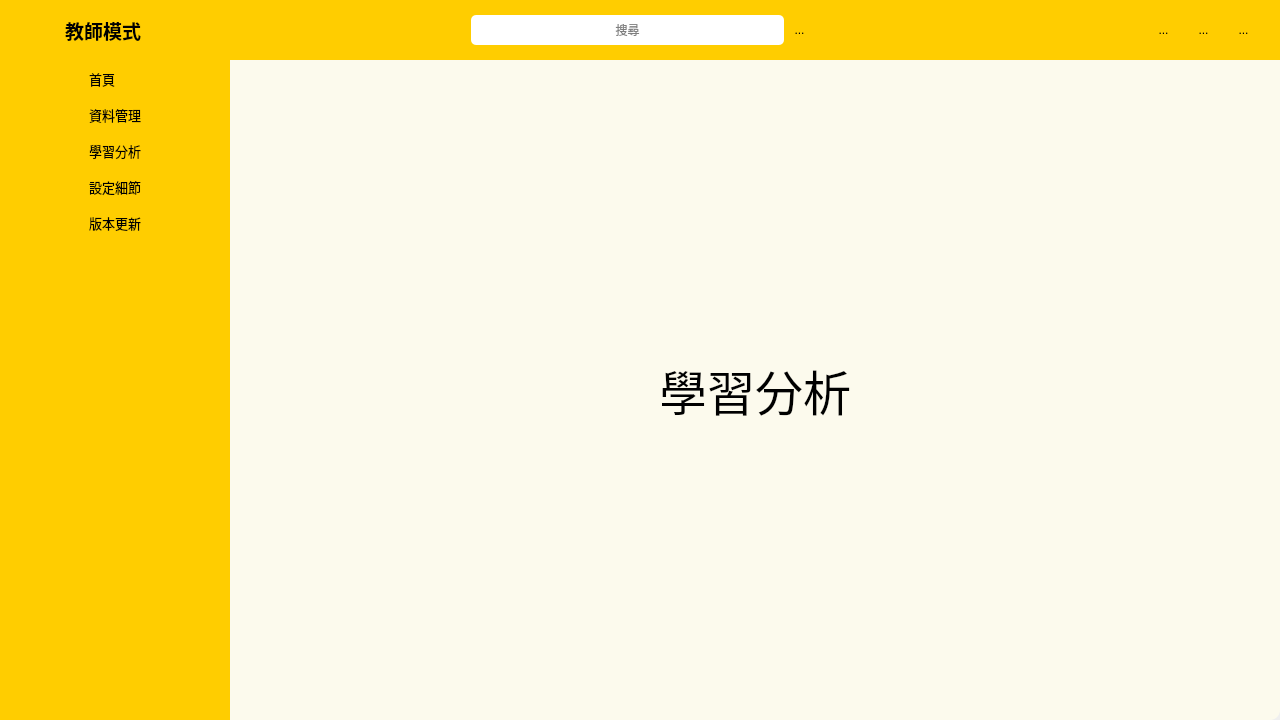
Before: the Qt Designer form ui/teacher_mode.ui in forggy0113/re-lego, drawn with Qt 5.
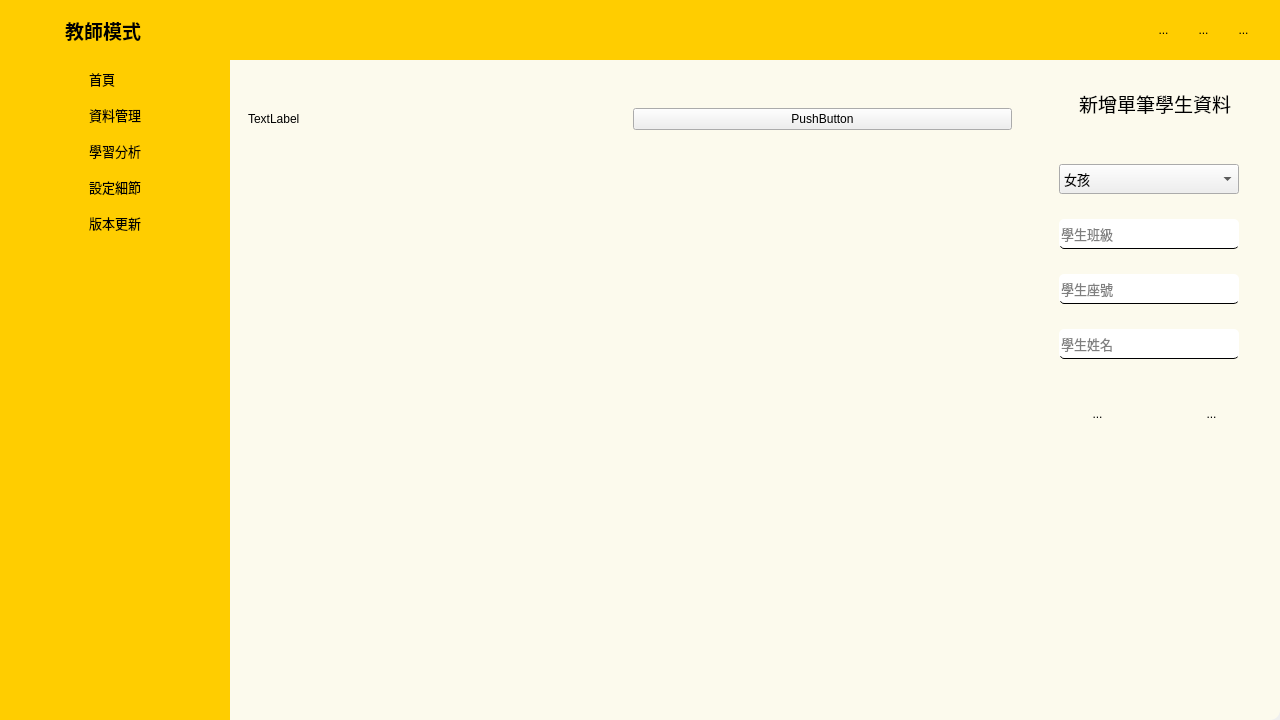
After: the same form once the commit is applied. Icons and pictures are not drawn.

Commit message: [modify] teacher mode

```diff
--- a/ui/teacher_mode.ui
+++ b/ui/teacher_mode.ui
@@ -187,50 +187,6 @@
                </property>
               </spacer>
              </item>
-             <item>
-              <widget class="QLineEdit" name="search_line">
-               <property name="minimumSize">
-                <size>
-                 <width>0</width>
-                 <height>30</height>
-                </size>
-               </property>
-               <property name="maximumSize">
-                <size>
-                 <width>16777215</width>
-                 <height>30</height>
-                </size>
-               </property>
-               <property name="font">
-                <font>
-                 <family>微軟正黑體</family>
-                </font>
-               </property>
-               <property name="alignment">
-                <set>Qt::AlignCenter</set>
-               </property>
-               <property name="placeholderText">
-                <string>搜尋</string>
-               </property>
-              </widget>
-             </item>
-             <item>
-              <widget class="QToolButton" name="search_button">
-               <property name="text">
-                <string>...</string>
-               </property>
-               <property name="icon">
-                <iconset>
-                 <normaloff>icon_0925/search.png</normaloff>icon_0925/search.png</iconset>
-               </property>
-               <property name="iconSize">
-                <size>
-                 <width>50</width>
-                 <height>50</height>
-                </size>
-               </property>
-              </widget>
-             </item>
              <item>
               <spacer name="horizontalSpacer_3">
                <property name="orientation">
@@ -859,24 +815,425 @@
                 </size>
                </property>
                <property name="currentIndex">
-                <number>1</number>
+                <number>0</number>
                </property>
-               <widget class="QWidget" name="database_page">
-                <layout class="QGridLayout" name="gridLayout">
-                 <item row="0" column="0">
-                  <widget class="QLabel" name="label">
-                   <property name="font">
-                    <font>
-                     <family>AniMe Matrix - MB_EN</family>
-                     <pointsize>26</pointsize>
-                    </font>
+               <widget class="QWidget" name="page_database">
+                <layout class="QHBoxLayout" name="horizontalLayout_8">
+                 <property name="spacing">
+                  <number>0</number>
+                 </property>
+                 <property name="leftMargin">
+                  <number>0</number>
+                 </property>
+                 <property name="topMargin">
+                  <number>0</number>
+                 </property>
+                 <property name="rightMargin">
+                  <number>0</number>
+                 </property>
+                 <property name="bottomMargin">
+                  <number>0</number>
+                 </property>
+                 <item>
+                  <widget class="QWidget" name="widget" native="true">
+                   <layout class="QVBoxLayout" name="verticalLayout_5">
+                    <item>
+                     <widget class="QWidget" name="widget_3" native="true">
+                      <property name="minimumSize">
+                       <size>
+                        <width>0</width>
+                        <height>100</height>
+                       </size>
+                      </property>
+                      <property name="maximumSize">
+                       <size>
+                        <width>16777215</width>
+                        <height>100</height>
+                       </size>
+                      </property>
+                      <layout class="QHBoxLayout" name="horizontalLayout_9">
+                       <item>
+                        <widget class="QLabel" name="label">
+                         <property name="text">
+                          <string>TextLabel</string>
+                         </property>
+                        </widget>
+                       </item>
+                       <item>
+                        <widget class="QPushButton" name="pushButton">
+                         <property name="text">
+                          <string>PushButton</string>
+                         </property>
+                         <property name="checkable">
+                          <bool>true</bool>
+                         </property>
+                         <property name="autoExclusive">
+                          <bool>true</bool>
+                         </property>
+                        </widget>
+                       </item>
+                      </layout>
+                     </widget>
+                    </item>
+                    <item>
+                     <widget class="QWidget" name="widget_4" native="true">
+                      <layout class="QVBoxLayout" name="verticalLayout_6"/>
+                     </widget>
+                    </item>
+                    <item>
+                     <widget class="QWidget" name="widget_5" native="true"/>
+                    </item>
+                   </layout>
+                  </widget>
+                 </item>
+                 <item>
+                  <widget class="QWidget" name="widget_2" native="true">
+                   <property name="minimumSize">
+                    <size>
+                     <width>250</width>
+                     <height>0</height>
+                    </size>
                    </property>
-                   <property name="text">
-                    <string>database</string>
+                   <property name="maximumSize">
+                    <size>
+                     <width>250</width>
+                     <height>16777215</height>
+                    </size>
                    </property>
-                   <property name="alignment">
-                    <set>Qt::AlignCenter</set>
-                   </property>
+                   <layout class="QHBoxLayout" name="horizontalLayout_10" stretch="0">
+                    <property name="spacing">
+                     <number>0</number>
+                    </property>
+                    <property name="leftMargin">
+                     <number>0</number>
+                    </property>
+                    <property name="topMargin">
+                     <number>0</number>
+                    </property>
+                    <property name="rightMargin">
+                     <number>0</number>
+                    </property>
+                    <property name="bottomMargin">
+                     <number>0</number>
+                    </property>
+                    <item>
+                     <widget class="QStackedWidget" name="stack_create_data">
+                      <property name="styleSheet">
+                       <string notr="true">
+QToolButton {
+    border: none; /* 去掉邊框 */
+}
+QToolButton:hover {
+    background-color: #FFCD00; /* 選中時的背景顏色 */
+    border-radius: 5px; /* 圓角邊框 */
+    border: 3px solid #FFCD00; /* 邊框樣式：2px 寬的黑色實線 */
+}
+
+QToolButton:checked {
+    background-color:#FFCD00; /* 選中時的背景顏色 */
+    border-radius: 5px; /* 圓角邊框 */
+    border: 3px solid #FFCD00; /* 邊框樣式：2px 寬的黑色實線 */
+}
+
+QLineEdit{
+    background-color: white;
+    border-radius: 5px;
+    border-bottom:1px solid black;
+}
+</string>
+                      </property>
+                      <widget class="QWidget" name="page_create_new_data">
+                       <layout class="QVBoxLayout" name="verticalLayout_7">
+                        <item>
+                         <widget class="QLabel" name="label_6">
+                          <property name="text">
+                           <string/>
+                          </property>
+                          <property name="pixmap">
+                           <pixmap>icon_0925/draw.png</pixmap>
+                          </property>
+                          <property name="alignment">
+                           <set>Qt::AlignCenter</set>
+                          </property>
+                         </widget>
+                        </item>
+                        <item>
+                         <widget class="QLabel" name="label_7">
+                          <property name="font">
+                           <font>
+                            <family>微軟正黑體</family>
+                            <pointsize>14</pointsize>
+                           </font>
+                          </property>
+                          <property name="text">
+                           <string>新增單筆學生資料</string>
+                          </property>
+                          <property name="alignment">
+                           <set>Qt::AlignCenter</set>
+                          </property>
+                         </widget>
+                        </item>
+                        <item>
+                         <spacer name="verticalSpacer_12">
+                          <property name="orientation">
+                           <enum>Qt::Vertical</enum>
+                          </property>
+                          <property name="sizeType">
+                           <enum>QSizePolicy::Fixed</enum>
+                          </property>
+                          <property name="sizeHint" stdset="0">
+                           <size>
+                            <width>20</width>
+                            <height>40</height>
+                           </size>
+                          </property>
+                         </spacer>
+                        </item>
+                        <item>
+                         <layout class="QVBoxLayout" name="verticalLayout_4">
+                          <property name="spacing">
+                           <number>25</number>
+                          </property>
+                          <property name="leftMargin">
+                           <number>20</number>
+                          </property>
+                          <property name="rightMargin">
+                           <number>20</number>
+                          </property>
+                          <item>
+                           <widget class="QComboBox" name="input_sex">
+                            <property name="minimumSize">
+                             <size>
+                              <width>180</width>
+                              <height>30</height>
+                             </size>
+                            </property>
+                            <property name="maximumSize">
+                             <size>
+                              <width>180</width>
+                              <height>30</height>
+                             </size>
+                            </property>
+                            <property name="font">
+                             <font>
+                              <family>微軟正黑體</family>
+                              <pointsize>10</pointsize>
+                             </font>
+                            </property>
+                            <item>
+                             <property name="text">
+                              <string>女孩</string>
+                             </property>
+                            </item>
+                            <item>
+                             <property name="text">
+                              <string>男孩</string>
+                             </property>
+                            </item>
+                           </widget>
+                          </item>
+                          <item>
+                           <widget class="QLineEdit" name="input_class">
+                            <property name="minimumSize">
+                             <size>
+                              <width>180</width>
+                              <height>30</height>
+                             </size>
+                            </property>
+                            <property name="maximumSize">
+                             <size>
+                              <width>180</width>
+                              <height>16777215</height>
+                             </size>
+                            </property>
+                            <property name="font">
+                             <font>
+                              <family>微軟正黑體</family>
+                              <pointsize>10</pointsize>
+                             </font>
+                            </property>
+                            <property name="layoutDirection">
+                             <enum>Qt::LeftToRight</enum>
+                            </property>
+                            <property name="placeholderText">
+                             <string>學生班級</string>
+                            </property>
+                           </widget>
+                          </item>
+                          <item>
+                           <widget class="QLineEdit" name="input_seat_number">
+                            <property name="minimumSize">
+                             <size>
+                              <width>180</width>
+                              <height>30</height>
+                             </size>
+                            </property>
+                            <property name="maximumSize">
+                             <size>
+                              <width>180</width>
+                              <height>16777215</height>
+                             </size>
+                            </property>
+                            <property name="font">
+                             <font>
+                              <family>微軟正黑體</family>
+                              <pointsize>10</pointsize>
+                             </font>
+                            </property>
+                            <property name="layoutDirection">
+                             <enum>Qt::LeftToRight</enum>
+                            </property>
+                            <property name="placeholderText">
+                             <string>學生座號</string>
+                            </property>
+                           </widget>
+                          </item>
+                          <item>
+                           <widget class="QLineEdit" name="input_name">
+                            <property name="minimumSize">
+                             <size>
+                              <width>180</width>
+                              <height>30</height>
+                             </size>
+                            </property>
+                            <property name="maximumSize">
+                             <size>
+                              <width>180</width>
+                              <height>16777215</height>
+                             </size>
+                            </property>
+                            <property name="font">
+                             <font>
+                              <family>微軟正黑體</family>
+                              <pointsize>10</pointsize>
+                             </font>
+                            </property>
+                            <property name="layoutDirection">
+                             <enum>Qt::LeftToRight</enum>
+                            </property>
+                            <property name="placeholderText">
+                             <string>學生姓名</string>
+                            </property>
+                           </widget>
+                          </item>
+                         </layout>
+                        </item>
+                        <item>
+                         <spacer name="verticalSpacer_13">
+                          <property name="orientation">
+                           <enum>Qt::Vertical</enum>
+                          </property>
+                          <property name="sizeType">
+                           <enum>QSizePolicy::Fixed</enum>
+                          </property>
+                          <property name="sizeHint" stdset="0">
+                           <size>
+                            <width>20</width>
+                            <height>40</height>
+                           </size>
+                          </property>
+                         </spacer>
+                        </item>
+                        <item>
+                         <layout class="QHBoxLayout" name="horizontalLayout_11">
+                          <item>
+                           <widget class="QToolButton" name="btn_trash">
+                            <property name="text">
+                             <string>...</string>
+                            </property>
+                            <property name="icon">
+                             <iconset>
+                              <normaloff>icon_0925/delete.png</normaloff>icon_0925/delete.png</iconset>
+                            </property>
+                            <property name="iconSize">
+                             <size>
+                              <width>35</width>
+                              <height>35</height>
+                             </size>
+                            </property>
+                           </widget>
+                          </item>
+                          <item>
+                           <spacer name="horizontalSpacer">
+                            <property name="orientation">
+                             <enum>Qt::Horizontal</enum>
+                            </property>
+                            <property name="sizeType">
+                             <enum>QSizePolicy::Fixed</enum>
+                            </property>
+                            <property name="sizeHint" stdset="0">
+                             <size>
+                              <width>40</width>
+                              <height>10</height>
+                             </size>
+                            </property>
+                           </spacer>
+                          </item>
+                          <item>
+                           <widget class="QToolButton" name="btn_save">
+                            <property name="text">
+                             <string>...</string>
+                            </property>
+                            <property name="icon">
+                             <iconset>
+                              <normaloff>icon_0925/save.png</normaloff>icon_0925/save.png</iconset>
+                            </property>
+                            <property name="iconSize">
+                             <size>
+                              <width>35</width>
+                              <height>35</height>
+                             </size>
+                            </property>
+                           </widget>
+                          </item>
+                         </layout>
+                        </item>
+                        <item>
+                         <spacer name="verticalSpacer_11">
+                          <property name="orientation">
+                           <enum>Qt::Vertical</enum>
+                          </property>
+                          <property name="sizeHint" stdset="0">
+                           <size>
+                            <width>20</width>
+                            <height>40</height>
+                           </size>
+                          </property>
+                         </spacer>
+                        </item>
+                       </layout>
+                      </widget>
+                      <widget class="QWidget" name="page_create_new_file">
+                       <widget class="QLabel" name="label_8">
+                        <property name="geometry">
+                         <rect>
+                          <x>70</x>
+                          <y>90</y>
+                          <width>58</width>
+                          <height>15</height>
+                         </rect>
+                        </property>
+                        <property name="text">
+                         <string>TextLabel</string>
+                        </property>
+                       </widget>
+                       <widget class="QPushButton" name="pushButton_2">
+                        <property name="geometry">
+                         <rect>
+                          <x>60</x>
+                          <y>200</y>
+                          <width>93</width>
+                          <height>28</height>
+                         </rect>
+                        </property>
+                        <property name="text">
+                         <string>PushButton</string>
+                        </property>
+                       </widget>
+                      </widget>
+                     </widget>
+                    </item>
+                   </layout>
                   </widget>
                  </item>
                 </layout>
```
Left out of the diff: 28 changed lines with no effect on the pictures. The commit also changes 7 other files.
